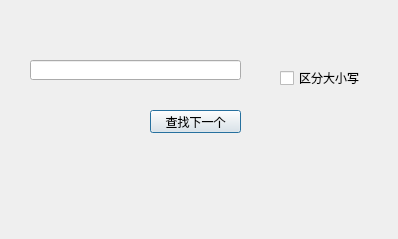
The window that bug_everyday_ide/find_dialog.ui (moonroro/No_bug_everyday) describes before a commit, drawn with Qt 5.
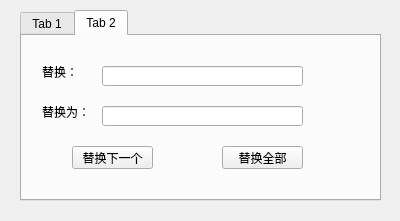
The same window after the commit.

The edit to the form file:
```diff
--- a/bug_everyday_ide/find_dialog.ui
+++ b/bug_everyday_ide/find_dialog.ui
@@ -6,19 +6,35 @@
    <rect>
     <x>0</x>
     <y>0</y>
-    <width>398</width>
-    <height>239</height>
+    <width>400</width>
+    <height>221</height>
    </rect>
   </property>
   <property name="windowTitle">
    <string>Dialog</string>
   </property>
+  <widget class="QTabWidget" name="tabWidget">
+   <property name="geometry">
+    <rect>
+     <x>20</x>
+     <y>10</y>
+     <width>361</width>
+     <height>191</height>
+    </rect>
+   </property>
+   <property name="currentIndex">
+    <number>1</number>
+   </property>
+   <widget class="QWidget" name="tab">
+    <attribute name="title">
+     <string>Tab 1</string>
+    </attribute>
   <widget class="QLineEdit" name="find_lineedit">
    <property name="geometry">
     <rect>
-     <x>30</x>
-     <y>60</y>
-     <width>211</width>
+       <x>20</x>
+       <y>50</y>
+       <width>201</width>
      <height>20</height>
     </rect>
    </property>
@@ -26,9 +42,9 @@
   <widget class="QPushButton" name="find_next_button">
    <property name="geometry">
     <rect>
-     <x>150</x>
-     <y>110</y>
-     <width>91</width>
+       <x>140</x>
+       <y>90</y>
+       <width>81</width>
      <height>23</height>
     </rect>
    </property>
@@ -39,8 +55,8 @@
   <widget class="QCheckBox" name="distinguish_check">
    <property name="geometry">
     <rect>
-     <x>280</x>
-     <y>70</y>
+       <x>250</x>
+       <y>50</y>
      <width>81</width>
      <height>16</height>
     </rect>
@@ -48,6 +64,85 @@
    <property name="text">
     <string>区分大小写</string>
    </property>
+    </widget>
+   </widget>
+   <widget class="QWidget" name="tab_2">
+    <attribute name="title">
+     <string>Tab 2</string>
+    </attribute>
+    <widget class="QLineEdit" name="replace_lineedit">
+     <property name="geometry">
+      <rect>
+       <x>80</x>
+       <y>70</y>
+       <width>201</width>
+       <height>20</height>
+      </rect>
+     </property>
+    </widget>
+    <widget class="QPushButton" name="replace_all_button">
+     <property name="geometry">
+      <rect>
+       <x>200</x>
+       <y>110</y>
+       <width>81</width>
+       <height>23</height>
+      </rect>
+     </property>
+     <property name="text">
+      <string>替换全部</string>
+     </property>
+    </widget>
+    <widget class="QPushButton" name="replace_button">
+     <property name="geometry">
+      <rect>
+       <x>50</x>
+       <y>110</y>
+       <width>81</width>
+       <height>23</height>
+      </rect>
+     </property>
+     <property name="text">
+      <string>替换下一个</string>
+     </property>
+    </widget>
+    <widget class="QLabel" name="label">
+     <property name="geometry">
+      <rect>
+       <x>20</x>
+       <y>70</y>
+       <width>54</width>
+       <height>12</height>
+      </rect>
+     </property>
+     <property name="text">
+      <string>替换为：</string>
+     </property>
+    </widget>
+    <widget class="QLineEdit" name="replace_find_lineedit">
+     <property name="geometry">
+      <rect>
+       <x>80</x>
+       <y>30</y>
+       <width>201</width>
+       <height>20</height>
+      </rect>
+     </property>
+    </widget>
+    <widget class="QLabel" name="label_2">
+     <property name="geometry">
+      <rect>
+       <x>20</x>
+       <y>30</y>
+       <width>54</width>
+       <height>12</height>
+      </rect>
+     </property>
+     <property name="text">
+      <string>替换：</string>
+     </property>
+    </widget>
+   </widget>
   </widget>
  </widget>
  <resources/>
```
Lines whose indentation alone changed are shown as unchanged.
